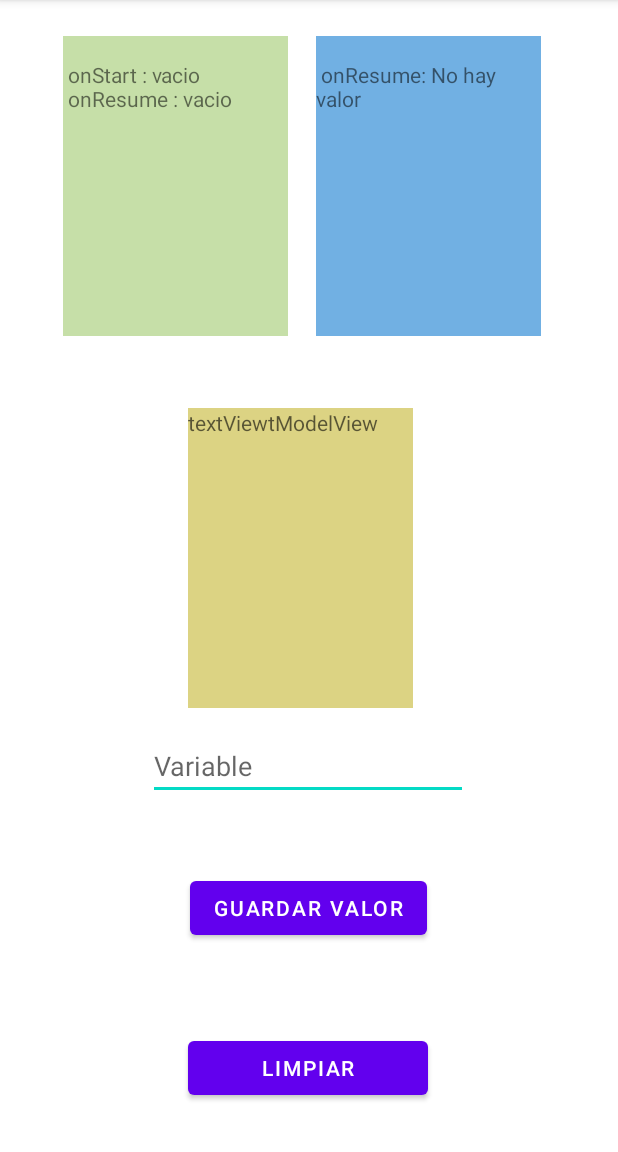
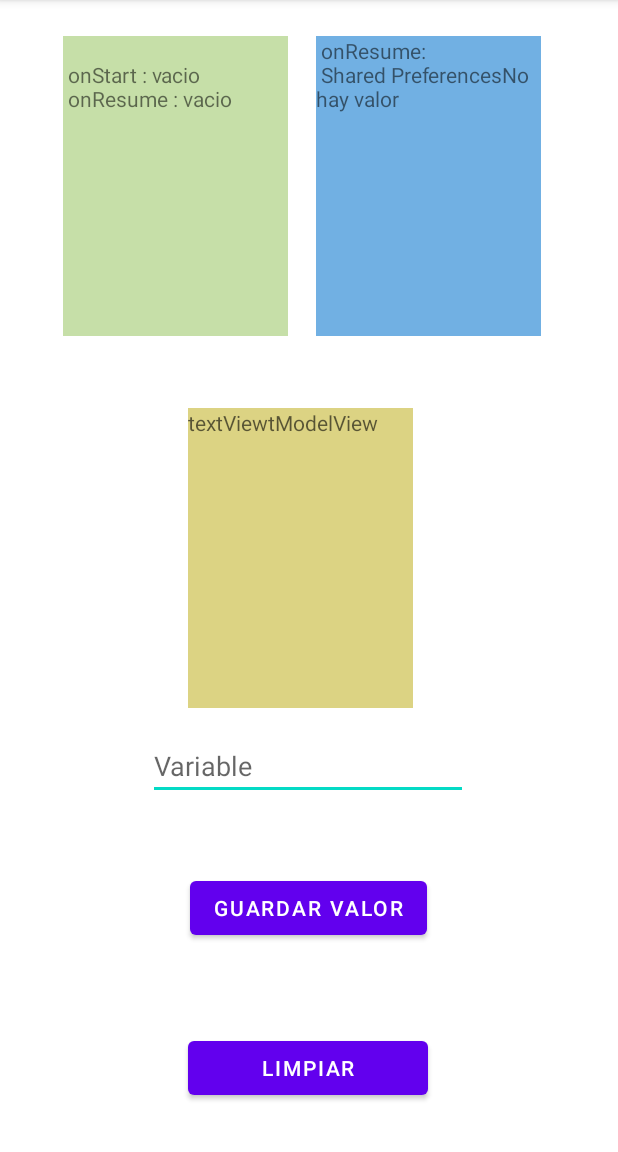
Before and after one commit to marcosfp/AplicacionEstados, an Android app: the screen it shows after launch (MainActivity), on a phone screen of 412 x 824 dp, the part 84-1236 px from its top. Run offline under Robolectric (Android 15) with nearby library versions, the phone set to English and light mode, and no system bars.

Commit message:
cambios de clase

```diff
--- a/app/src/main/java/com/example/acplicacionestados/MainActivity.kt
+++ b/app/src/main/java/com/example/acplicacionestados/MainActivity.kt
@@ -116,7 +116,7 @@ class MainActivity : AppCompatActivity() {
         //Valor SharedPreferences
         val sharedPref = this?.getPreferences(Context.MODE_PRIVATE)
         val valorGuardado = sharedPref?.getString(getString(R.string.ValorGuardado), "No hay valor")
-        binding.textViewSharedPrefeernces?.setText(binding.editTextVariable?.text.toString() + "\n $estado: " + valorGuardado)
+        binding.textViewSharedPrefeernces?.setText( " $estado: \n Shared Preferences" + valorGuardado)
 
         Toast.makeText(this, "$estado", Toast.LENGTH_LONG).show()
     }
--- a/app/src/main/res/layout-land/activity_main.xml
+++ b/app/src/main/res/layout-land/activity_main.xml
@@ -6,63 +6,81 @@
     android:layout_height="match_parent"
     tools:context=".MainActivity">
 
+
     <TextView
         android:id="@+id/textViewVariables"
-        android:layout_width="wrap_content"
-        android:layout_height="wrap_content"
-        android:layout_marginStart="48dp"
+        android:layout_width="200dp"
+        android:layout_height="200dp"
+        android:layout_marginStart="16dp"
+        android:layout_marginTop="16dp"
         android:background="#C6DFA8"
-        app:layout_constraintBottom_toBottomOf="parent"
+        android:hint="Variables"
+        app:layout_constraintEnd_toStartOf="@+id/textViewSharedPrefeernces"
         app:layout_constraintStart_toStartOf="parent"
-        app:layout_constraintTop_toTopOf="parent"
-        app:layout_constraintVertical_bias="0.134" />
+        app:layout_constraintTop_toTopOf="parent" />
+
+    <TextView
+        android:id="@+id/textViewSharedPrefeernces"
+        android:layout_width="200dp"
+        android:layout_height="200dp"
+        android:layout_marginStart="50dp"
+        android:layout_marginTop="16dp"
+        android:layout_marginEnd="50dp"
+        android:background="#71B0E3"
+        android:hint="SharedPrefrences"
+        app:layout_constraintEnd_toStartOf="@+id/textViewModelView"
+        app:layout_constraintHorizontal_bias="1.0"
+        app:layout_constraintStart_toEndOf="@+id/textViewVariables"
+        app:layout_constraintTop_toTopOf="parent" />
+
+    <TextView
+        android:id="@+id/textViewModelView"
+        android:layout_width="200dp"
+        android:layout_height="200dp"
+        android:layout_marginTop="16dp"
+        android:layout_marginEnd="16dp"
+        android:background="#DCD383"
+        android:hint="textViewtModelView"
+        app:layout_constraintEnd_toEndOf="parent"
+        app:layout_constraintStart_toEndOf="@+id/textViewSharedPrefeernces"
+        app:layout_constraintTop_toTopOf="parent" />
 
     <EditText
         android:id="@+id/editTextVariable"
-        android:layout_width="wrap_content"
-        android:layout_height="wrap_content"
-        android:layout_marginTop="204dp"
+        android:layout_width="300dp"
+        android:layout_height="50dp"
+        android:layout_marginTop="16dp"
         android:ems="10"
         android:hint="Variable"
         android:inputType="textPersonName"
         app:layout_constraintEnd_toEndOf="parent"
-        app:layout_constraintHorizontal_bias="0.092"
         app:layout_constraintStart_toStartOf="parent"
-        app:layout_constraintTop_toBottomOf="@+id/textViewVariables" />
+        app:layout_constraintTop_toBottomOf="@+id/textViewSharedPrefeernces" />
 
     <Button
         android:id="@+id/button"
         android:layout_width="wrap_content"
         android:layout_height="wrap_content"
-        android:layout_marginTop="27dp"
+        android:layout_marginStart="156dp"
+        android:layout_marginTop="16dp"
+        android:layout_marginEnd="114dp"
         android:text="Guardar Valor"
+        app:layout_constraintEnd_toStartOf="@+id/buttonLimpiar"
+        app:layout_constraintStart_toStartOf="parent"
+        app:layout_constraintTop_toBottomOf="@+id/editTextVariable" />
+
+    <Button
+        android:id="@+id/buttonLimpiar"
+        android:layout_width="160dp"
+        android:layout_height="wrap_content"
+        android:layout_marginStart="113dp"
+        android:layout_marginTop="16dp"
+        android:layout_marginEnd="141dp"
+        android:text="Limpiar"
         app:layout_constraintEnd_toEndOf="parent"
-        app:layout_constraintStart_toStartOf="parent"
-        app:layout_constraintTop_toBottomOf="@+id/editTextSharedPrefeernces" />
+        app:layout_constraintStart_toEndOf="@+id/button"
+        app:layout_constraintTop_toBottomOf="@+id/editTextVariable"
+        app:rippleColor="@color/design_default_color_error" />
 
-    <TextView
-        android:id="@+id/textViewSharedPreferences"
-        android:layout_width="wrap_content"
-        android:layout_height="wrap_content"
-        android:layout_marginStart="282dp"
-        android:layout_marginTop="96dp"
-        android:layout_marginEnd="72dp"
-        android:background="#75C0CA"
-        app:layout_constraintEnd_toEndOf="parent"
-        app:layout_constraintHorizontal_bias="1.0"
-        app:layout_constraintStart_toStartOf="parent"
-        app:layout_constraintTop_toTopOf="parent" />
-
-    <EditText
-        android:id="@+id/editTextSharedPrefeernces"
-        android:layout_width="wrap_content"
-        android:layout_height="wrap_content"
-        android:ems="10"
-        android:hint="SharedPrefrences"
-        android:inputType="textPersonName"
-        app:layout_constraintEnd_toEndOf="parent"
-        app:layout_constraintHorizontal_bias="0.892"
-        app:layout_constraintStart_toEndOf="@+id/editTextVariable"
-        tools:layout_editor_absoluteY="276dp" />
 
 </androidx.constraintlayout.widget.ConstraintLayout>
```
